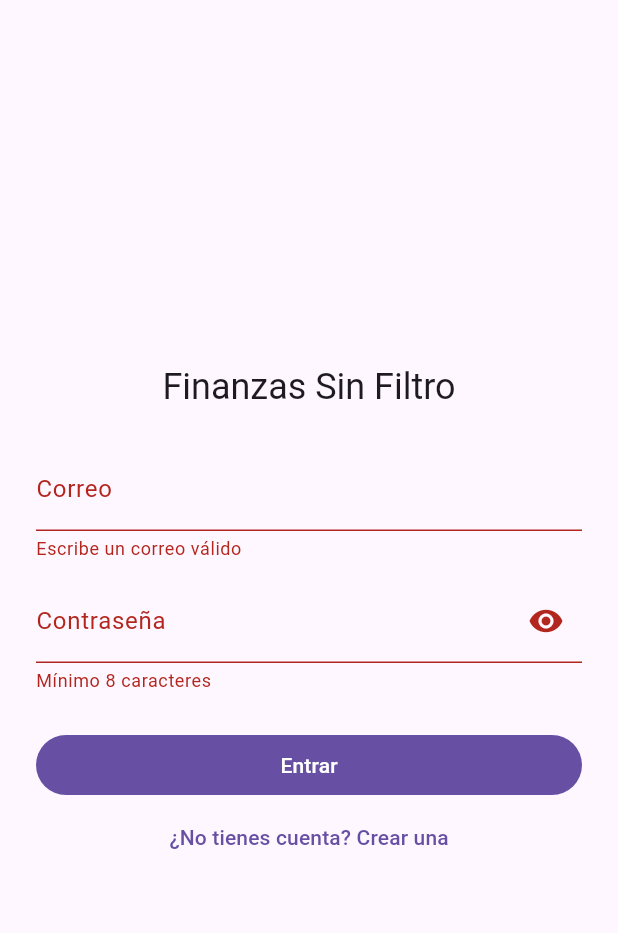
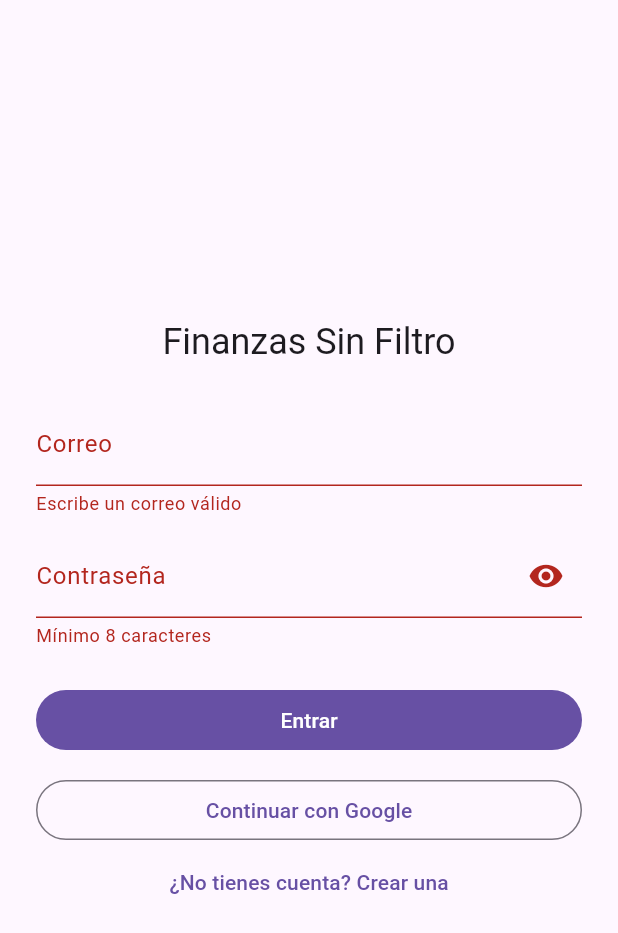
Before and after one commit to ALEMN2481/fsf-zero-ui, a Flutter app: the screen it shows after launch, after a tap on "Entrar", on a phone screen of 412 x 824 dp. Shown: the top 933 px of the screen. Run offline on Flutter 3.47's test engine with Material 3 defaults, Android fonts, the phone set to English and light mode, and no system bars; our stand-ins replace flutter_secure_storage, local_auth, supabase_flutter; missing offline and left inert: local_auth_android, local_auth_darwin; accounts and stored records are empty.

Commit message:
feat(app): añade inicio de sesión con Google y textos en español
Botón "Continuar con Google": abre Google en el navegador con el
enlace de vuelta a la app (PKCE). Google queda activo en el
Supabase local con credenciales de supabase/.env; la CI usa valores
ficticios para que supabase start no falle. La app se llama
"Finanzas Sin Filtro" en Android e iOS, el diálogo de desbloqueo
usa textos en español y /me espera hasta 10 s.

Paso: 07
Refs: RQF 01, RQN 02, RQN 05
Co-Authored-By: Claude Opus 5.5 <noreply@anthropic.com>

```diff
--- a/app/lib/auth_screen.dart
+++ b/app/lib/auth_screen.dart
@@ -1,16 +1,21 @@
 import 'package:flutter/material.dart';
 import 'package:supabase_flutter/supabase_flutter.dart';
+import 'package:url_launcher/url_launcher.dart';
 
-/// Enlace al que vuelve la app tras confirmar el correo (y, en la Parte B, tras Google).
+/// Enlace al que vuelve la app tras confirmar el correo o iniciar sesión con Google.
 const authRedirect = 'co.finanzassinfiltro.fsfapp://login-callback';
 
 final _emailPattern = RegExp(r'^[^@\s]+@[^@\s]+\.[^@\s]+$');
 
+/// Abre la página de Google fuera de la app (Google no permite el inicio de sesión en un WebView).
+Future<bool> openInBrowser(Uri url) => launchUrl(url, mode: LaunchMode.externalApplication);
+
 /// Registro e inicio de sesión en un solo formulario de 2 campos (RQN 05).
 class AuthScreen extends StatefulWidget {
-  const AuthScreen({super.key, required this.auth});
+  const AuthScreen({super.key, required this.auth, this.openUrl = openInBrowser});
 
   final GoTrueClient auth;
+  final Future<bool> Function(Uri url) openUrl;
 
   @override
   State<AuthScreen> createState() => _AuthScreenState();
@@ -34,19 +39,32 @@ class _AuthScreenState extends State<AuthScreen> {
 
   Future<void> _submit() async {
     if (!_form.currentState!.validate()) return;
+    await _run(() async {
+      final email = _email.text.trim();
+      if (!_register) {
+        await widget.auth.signInWithPassword(email: email, password: _password.text);
+        return null;
+      }
+      await widget.auth.signUp(email: email, password: _password.text, emailRedirectTo: authRedirect);
+      return 'Revisa tu correo para confirmar la cuenta';
+    });
+  }
+
+  /// Google: la sesión llega luego por el enlace de vuelta (supabase_flutter la recoge).
+  Future<void> _google() => _run(() async {
+    final res = await widget.auth.getOAuthSignInUrl(provider: OAuthProvider.google, redirectTo: authRedirect);
+    return await widget.openUrl(Uri.parse(res.url)) ? null : 'No se pudo abrir el navegador';
+  });
+
+  /// Ejecuta [action] con el formulario ocupado y muestra su mensaje o el del error.
+  Future<void> _run(Future<String?> Function() action) async {
     setState(() {
       _busy = true;
       _message = null;
     });
     String? message;
     try {
-      final email = _email.text.trim();
-      if (_register) {
-        await widget.auth.signUp(email: email, password: _password.text, emailRedirectTo: authRedirect);
-        message = 'Revisa tu correo para confirmar la cuenta';
-      } else {
-        await widget.auth.signInWithPassword(email: email, password: _password.text);
-      }
+      message = await action();
     } on AuthException catch (e) {
       message = authErrorMessage(e);
     } catch (_) {
@@ -102,6 +120,8 @@ class _AuthScreenState extends State<AuthScreen> {
                   ),
                   const SizedBox(height: 24),
                   FilledButton(onPressed: _busy ? null : _submit, child: Text(_register ? 'Crear cuenta' : 'Entrar')),
+                  const SizedBox(height: 12),
+                  OutlinedButton(onPressed: _busy ? null : _google, child: const Text('Continuar con Google')),
                   TextButton(
                     onPressed: _busy
                         ? null
--- a/app/lib/home_screen.dart
+++ b/app/lib/home_screen.dart
@@ -7,6 +7,9 @@ import 'package:http/http.dart' as http;
 const apiUrl = String.fromEnvironment('API_URL', defaultValue: 'http://10.0.2.2:8000');
 
 const healthTimeout = Duration(seconds: 5);
+
+/// /me valida el token: la primera llamada puede tardar más (el backend descarga el JWKS).
+const meTimeout = Duration(seconds: 10);
 
 /// Pantalla principal provisional: estado del backend y sesión validada por /me.
 class HomeScreen extends StatefulWidget {
@@ -33,7 +36,7 @@ class _HomeScreenState extends State<HomeScreen> {
   Future<String> _checkMe() async {
     final res = await widget.client
         .get(Uri.parse('$apiUrl/me'), headers: {'Authorization': 'Bearer ${widget.token}'})
-        .timeout(healthTimeout);
+        .timeout(meTimeout);
     return res.statusCode == 200 ? 'Sesión verificada' : 'Sesión no verificada';
   }
 
--- a/app/lib/main.dart
+++ b/app/lib/main.dart
@@ -4,6 +4,8 @@ import 'package:flutter/material.dart';
 import 'package:flutter_secure_storage/flutter_secure_storage.dart';
 import 'package:http/http.dart' as http;
 import 'package:local_auth/local_auth.dart';
+import 'package:local_auth_android/local_auth_android.dart';
+import 'package:local_auth_darwin/local_auth_darwin.dart';
 import 'package:supabase_flutter/supabase_flutter.dart';
 
 import 'auth_screen.dart';
@@ -18,6 +20,16 @@ const supabaseAnonKey = String.fromEnvironment('SUPABASE_ANON_KEY');
 const lockAfter = Duration(minutes: 5);
 const lockWarning = 'Activa un bloqueo de pantalla para proteger tu información';
 const _lockWarningShownKey = 'lock_warning_shown';
+
+/// Textos del diálogo del sistema; sin ellos Android e iOS los muestran en inglés.
+const unlockMessages = <AuthMessages>[
+  AndroidAuthMessages(
+    signInTitle: 'Finanzas Sin Filtro',
+    signInHint: 'Usa tu huella o el bloqueo de pantalla',
+    cancelButton: 'Cancelar',
+  ),
+  IOSAuthMessages(cancelButton: 'Cancelar', localizedFallbackTitle: 'Usar código'),
+];
 
 Future<void> main() async {
   WidgetsFlutterBinding.ensureInitialized();
@@ -48,6 +60,7 @@ class FsfApp extends StatefulWidget {
     required this.deviceLock,
     required this.client,
     this.now = DateTime.now,
+    this.openUrl = openInBrowser,
   });
 
   final GoTrueClient auth;
@@ -56,6 +69,7 @@ class FsfApp extends StatefulWidget {
   final LocalAuthentication deviceLock;
   final http.Client client;
   final DateTime Function() now;
+  final Future<bool> Function(Uri url) openUrl;
 
   @override
   State<FsfApp> createState() => _FsfAppState();
@@ -114,7 +128,10 @@ class _FsfAppState extends State<FsfApp> with WidgetsBindingObserver {
   Future<void> _unlock() async {
     var ok = false;
     try {
-      ok = await widget.deviceLock.authenticate(localizedReason: 'Desbloquea Finanzas Sin Filtro');
+      ok = await widget.deviceLock.authenticate(
+        localizedReason: 'Desbloquea la app para ver tu información',
+        authMessages: unlockMessages,
+      );
     } on LocalAuthException catch (e) {
       if (e.code == LocalAuthExceptionCode.noCredentialsSet) {
         ok = true; // se quitó el bloqueo del dispositivo mientras tanto
@@ -158,7 +175,7 @@ class _FsfAppState extends State<FsfApp> with WidgetsBindingObserver {
     final session = widget.auth.currentSession;
     final Widget home;
     if (session == null) {
-      home = AuthScreen(auth: widget.auth);
+      home = AuthScreen(auth: widget.auth, openUrl: widget.openUrl);
     } else if (_locked) {
       home = LockScreen(onUnlock: _unlock);
     } else {
--- a/app/pubspec.yaml
+++ b/app/pubspec.yaml
@@ -12,7 +12,10 @@ dependencies:
   flutter_secure_storage: ^11.2.0
   http: ^1.6.0
   local_auth: ^3.0.2
+  local_auth_android: ^2.3.0
+  local_auth_darwin: ^2.0.5
   supabase_flutter: ^2.18.3
+  url_launcher: ^6.3.3
 
 dev_dependencies:
   flutter_test:
```
Also changed, not shown: app/pubspec.lock, 6 other files.
